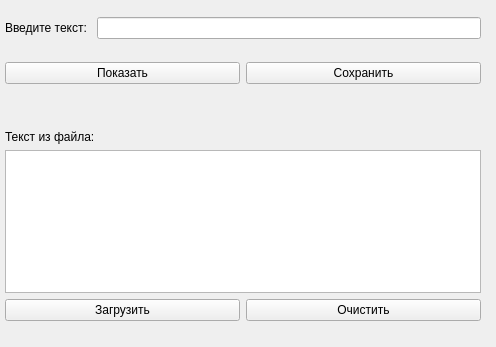
This is Qt_project/main_window.ui in Elik565/Qt as Qt 5 draws it before an edit. The edited form follows.
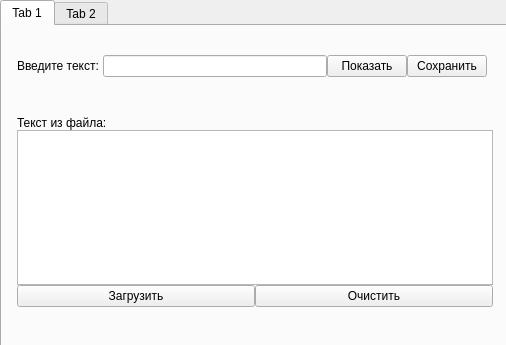
This is the edited form. The open tabs and pages were chosen to show the change.

```diff
--- a/Qt_project/main_window.ui
+++ b/Qt_project/main_window.ui
@@ -6,71 +6,49 @@
    <rect>
     <x>0</x>
     <y>0</y>
-    <width>496</width>
-    <height>347</height>
+    <width>506</width>
+    <height>345</height>
    </rect>
   </property>
   <property name="windowTitle">
    <string>MainWindow</string>
   </property>
   <widget class="QWidget" name="centralwidget">
-   <widget class="QWidget" name="verticalLayoutWidget_2">
+   <widget class="QTabWidget" name="tabWidget">
     <property name="geometry">
      <rect>
       <x>0</x>
       <y>0</y>
-      <width>481</width>
-      <height>102</height>
+      <width>511</width>
+      <height>351</height>
      </rect>
     </property>
-    <layout class="QVBoxLayout" name="verticalLayout">
-     <property name="leftMargin">
-      <number>5</number>
-     </property>
-     <item>
-      <layout class="QHBoxLayout" name="horizontalLayout">
-       <item>
-        <widget class="QLabel" name="label">
-         <property name="text">
-          <string>Введите текст: </string>
-         </property>
-        </widget>
-       </item>
-       <item>
-        <widget class="QLineEdit" name="lineEdit"/>
-       </item>
-      </layout>
-     </item>
-     <item>
-      <layout class="QHBoxLayout" name="horizontalLayout_2">
-       <item>
-        <widget class="QPushButton" name="MessageButton">
-         <property name="text">
-          <string>Показать</string>
-         </property>
-        </widget>
-       </item>
-       <item>
-        <widget class="QPushButton" name="SaveButton">
-         <property name="text">
-          <string>Сохранить</string>
-         </property>
-        </widget>
-       </item>
-      </layout>
-     </item>
-    </layout>
-   </widget>
+    <property name="toolTip">
+     <string>&lt;html&gt;&lt;head/&gt;&lt;body&gt;&lt;p&gt;&lt;br/&gt;&lt;/p&gt;&lt;/body&gt;&lt;/html&gt;</string>
+    </property>
+    <property name="autoFillBackground">
+     <bool>true</bool>
+    </property>
+    <property name="currentIndex">
+     <number>1</number>
+    </property>
+    <widget class="QWidget" name="tab_1">
+     <attribute name="title">
+      <string>Tab 1</string>
+     </attribute>
    <widget class="QWidget" name="verticalLayoutWidget">
     <property name="geometry">
      <rect>
-      <x>0</x>
-      <y>130</y>
+        <x>10</x>
+        <y>90</y>
       <width>481</width>
       <height>191</height>
      </rect>
     </property>
     <layout class="QVBoxLayout" name="verticalLayout_2">
+       <property name="spacing">
+        <number>0</number>
+       </property>
      <property name="leftMargin">
       <number>5</number>
      </property>
@@ -103,6 +81,66 @@
       </layout>
      </item>
     </layout>
+     </widget>
+     <widget class="QWidget" name="verticalLayoutWidget_2">
+      <property name="geometry">
+       <rect>
+        <x>10</x>
+        <y>0</y>
+        <width>475</width>
+        <height>81</height>
+       </rect>
+      </property>
+      <layout class="QVBoxLayout" name="verticalLayout">
+       <property name="spacing">
+        <number>0</number>
+       </property>
+       <property name="leftMargin">
+        <number>5</number>
+       </property>
+       <item>
+        <layout class="QHBoxLayout" name="horizontalLayout_2">
+         <item>
+          <layout class="QHBoxLayout" name="horizontalLayout">
+           <property name="spacing">
+            <number>0</number>
+           </property>
+           <item>
+            <widget class="QLabel" name="label">
+             <property name="text">
+              <string>Введите текст: </string>
+             </property>
+            </widget>
+           </item>
+           <item>
+            <widget class="QLineEdit" name="lineEdit"/>
+           </item>
+          </layout>
+         </item>
+         <item>
+          <widget class="QPushButton" name="MessageButton">
+           <property name="text">
+            <string>Показать</string>
+           </property>
+          </widget>
+         </item>
+         <item>
+          <widget class="QPushButton" name="SaveButton">
+           <property name="text">
+            <string>Сохранить</string>
+           </property>
+          </widget>
+         </item>
+        </layout>
+       </item>
+      </layout>
+     </widget>
+    </widget>
+    <widget class="QWidget" name="tab_3">
+     <attribute name="title">
+      <string>Tab 2</string>
+     </attribute>
+    </widget>
    </widget>
   </widget>
  </widget>
```
Lines whose indentation alone changed are shown as unchanged.
